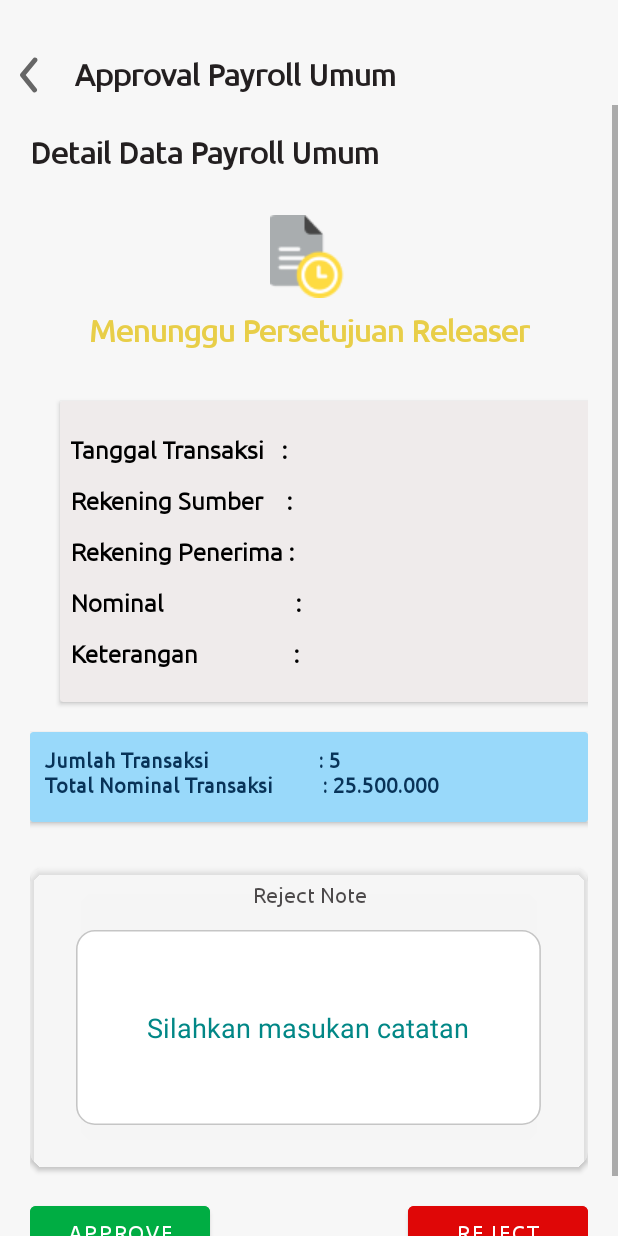
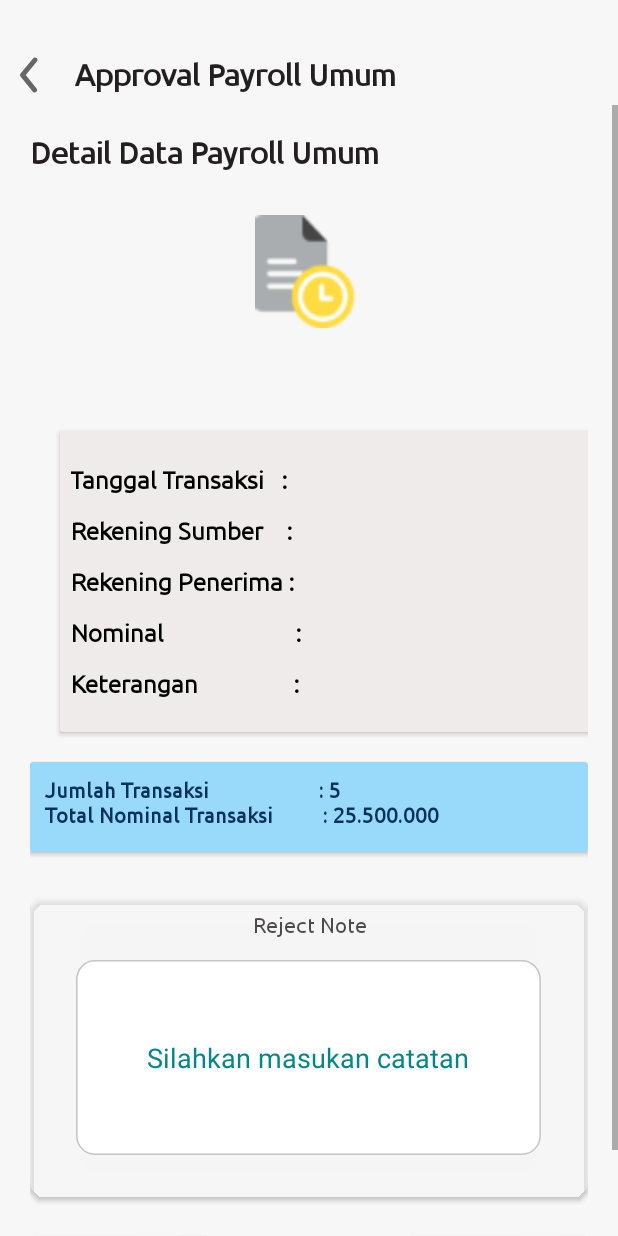
Before and after one commit to ohmantun/CMSMantap, an Android app: the layout activity_detail_payroll_umum_releaser.xml on its own in the app's theme, with its tools: preview values and no code run, on a phone screen of 412 x 824 dp. Run offline under Robolectric (Android 15) with nearby library versions, the phone set to English and light mode, and no system bars.

Commit message:
image dan text detail releaser

```diff
--- a/app/src/main/java/com/example/cmsmantap/ui/ReleaserAdapter.kt
+++ b/app/src/main/java/com/example/cmsmantap/ui/ReleaserAdapter.kt
@@ -43,6 +43,7 @@
                 // bikin intent baru untuk ek activity detail
                 val intent = Intent(holder.itemView.context, DetailPayrollUmumReleaser::class.java)
                 intent.putExtra("id",it1.payroll_id)
+                intent.putExtra("status_checker",it1.status_checker)
                 holder.itemView.context.startActivity(intent)
             }
         }
--- a/app/src/main/res/layout/activity_detail_payroll_umum_releaser.xml
+++ b/app/src/main/res/layout/activity_detail_payroll_umum_releaser.xml
@@ -63,8 +63,9 @@
                     android:textStyle="bold" />
 
                 <ImageView
-                    android:layout_width="wrap_content"
-                    android:layout_height="wrap_content"
+                    android:id="@+id/imageDetailReleaser"
+                    android:layout_width="75dp"
+                    android:layout_height="75dp"
                     android:src="@drawable/waitingapproval"
                     android:layout_gravity="center"
                     android:layout_marginTop="30dp"/>
@@ -73,7 +74,6 @@
                     android:id="@+id/tv_statusPayrollUmum"
                     android:layout_width="wrap_content"
                     android:layout_height="wrap_content"
-                    android:text="Menunggu Persetujuan Releaser"
                     android:textColor="#E8CE48"
                     android:textStyle="bold"
                     android:textSize="20sp"
```
Also changed, not shown: app/src/main/java/com/example/cmsmantap/DetailPayrollUmumReleaser.kt (+22 -4 lines).
